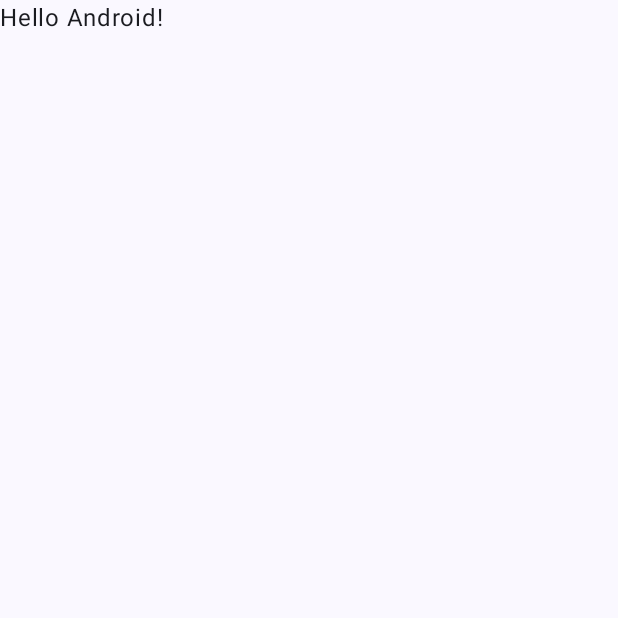
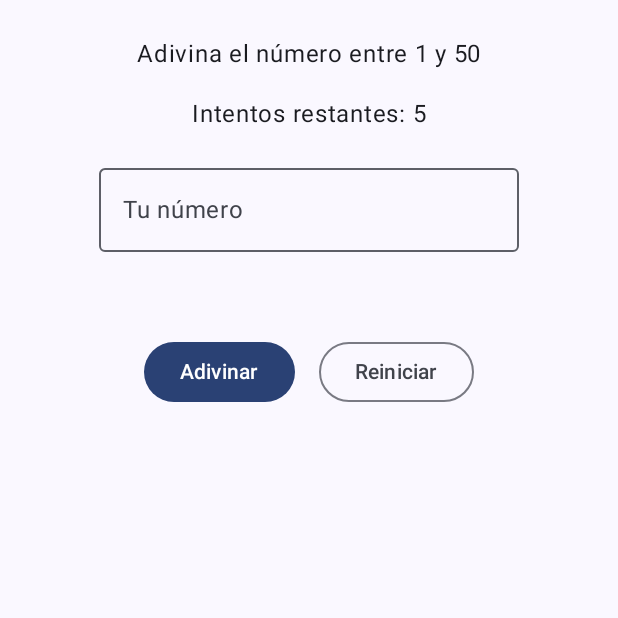
Before and after one commit to FerSV4/ExRecuperatorio-APPMOVIL, an Android app built with Jetpack Compose: the screen it shows after launch (MainActivity), on a phone screen of 412 x 824 dp, the top half of it. Before the commit the part shown is almost empty. Run offline under Robolectric (Android 15) with nearby library versions, the phone set to English and light mode, and no system bars.

Commit message:
Modificacion del mainactivity
Elementos de UI

```diff
--- a/app/src/main/java/com/example/ejercicio/MainActivity.kt
+++ b/app/src/main/java/com/example/ejercicio/MainActivity.kt
@@ -3,27 +3,31 @@ package com.example.ejercicio
 import android.os.Bundle
 import androidx.activity.ComponentActivity
 import androidx.activity.compose.setContent
-import androidx.activity.enableEdgeToEdge
-import androidx.compose.foundation.layout.fillMaxSize
-import androidx.compose.foundation.layout.padding
-import androidx.compose.material3.Scaffold
-import androidx.compose.material3.Text
-import androidx.compose.runtime.Composable
+import androidx.activity.viewModels
+import androidx.compose.foundation.layout.*
+import androidx.compose.foundation.text.KeyboardOptions
+import androidx.compose.material3.*
+import androidx.compose.runtime.*
+import androidx.compose.ui.Alignment
 import androidx.compose.ui.Modifier
-import androidx.compose.ui.tooling.preview.Preview
+import androidx.compose.ui.text.input.KeyboardType
+import androidx.compose.ui.unit.dp
 import com.example.ejercicio.ui.theme.EjercicioTheme
 
+
 class MainActivity : ComponentActivity() {
+
+    private val pantallaViewModel: GameViewModel by viewModels()
+
     override fun onCreate(savedInstanceState: Bundle?) {
         super.onCreate(savedInstanceState)
-        enableEdgeToEdge()
         setContent {
             EjercicioTheme {
-                Scaffold(modifier = Modifier.fillMaxSize()) { innerPadding ->
-                    Greeting(
-                        name = "Android",
-                        modifier = Modifier.padding(innerPadding)
-                    )
+                Surface(
+                    modifier = Modifier.fillMaxSize(),
+                    color = MaterialTheme.colorScheme.background
+                ) {
+                    JuegoPantalla(pantallaViewModel)
                 }
             }
         }
@@ -31,17 +35,42 @@ class MainActivity : ComponentActivity() {
 }
 
 @Composable
-fun Greeting(name: String, modifier: Modifier = Modifier) {
-    Text(
-        text = "Hello $name!",
-        modifier = modifier
-    )
-}
+fun JuegoPantalla(viewModel: GameViewModel) {
+    val estadoUi by viewModel.uiState.collectAsState()
 
-@Preview(showBackground = true)
-@Composable
-fun GreetingPreview() {
-    EjercicioTheme {
-        Greeting("Android")
+    Column(
+        modifier = Modifier
+            .fillMaxSize()
+            .padding(24.dp),
+        verticalArrangement = Arrangement.spacedBy(16.dp),
+        horizontalAlignment = Alignment.CenterHorizontally
+    ) {
+        Text(text = "Adivina el número entre 1 y 50")
+        Text(text = "Intentos restantes: ${estadoUi.intentosRestantes}")
+        OutlinedTextField(
+            value = estadoUi.textoIngreso,
+            onValueChange = { viewModel.actualizarTexto(it) },
+            label = { Text("Tu número") },
+            keyboardOptions = KeyboardOptions(keyboardType = KeyboardType.Number)
+        )
+        Text(text = estadoUi.mensaje)
+
+        Row(horizontalArrangement = Arrangement.spacedBy(16.dp)) {
+            Button(
+                onClick = { viewModel.intentarAdivinar() },
+                enabled = estadoUi.estadoJuego == GameState.EnJuego
+            ) {
+                Text("Adivinar")
+            }
+            OutlinedButton(onClick = { viewModel.reiniciarJuego() }) {
+                Text("Reiniciar")
+            }
+        }
+
+        when (estadoUi.estadoJuego) {
+            GameState.Ganado -> Text(text = "Ganaste el juego")
+            GameState.Perdido -> Text(text = "Perdiste el juego")
+            GameState.EnJuego -> {}
+        }
     }
 }
```
